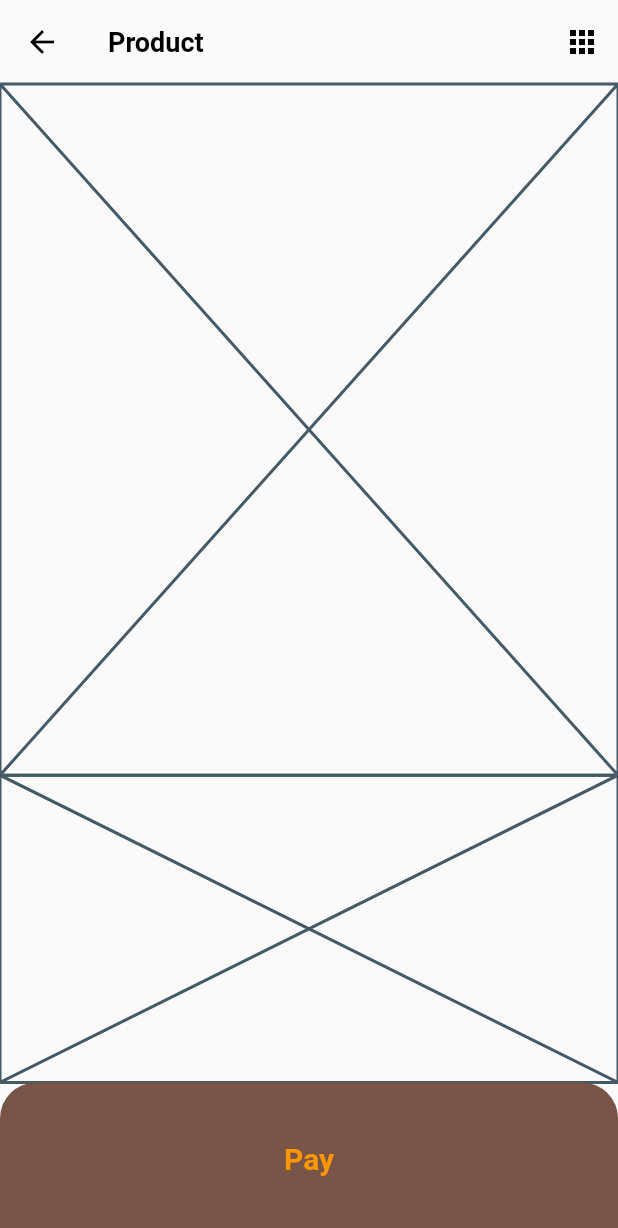
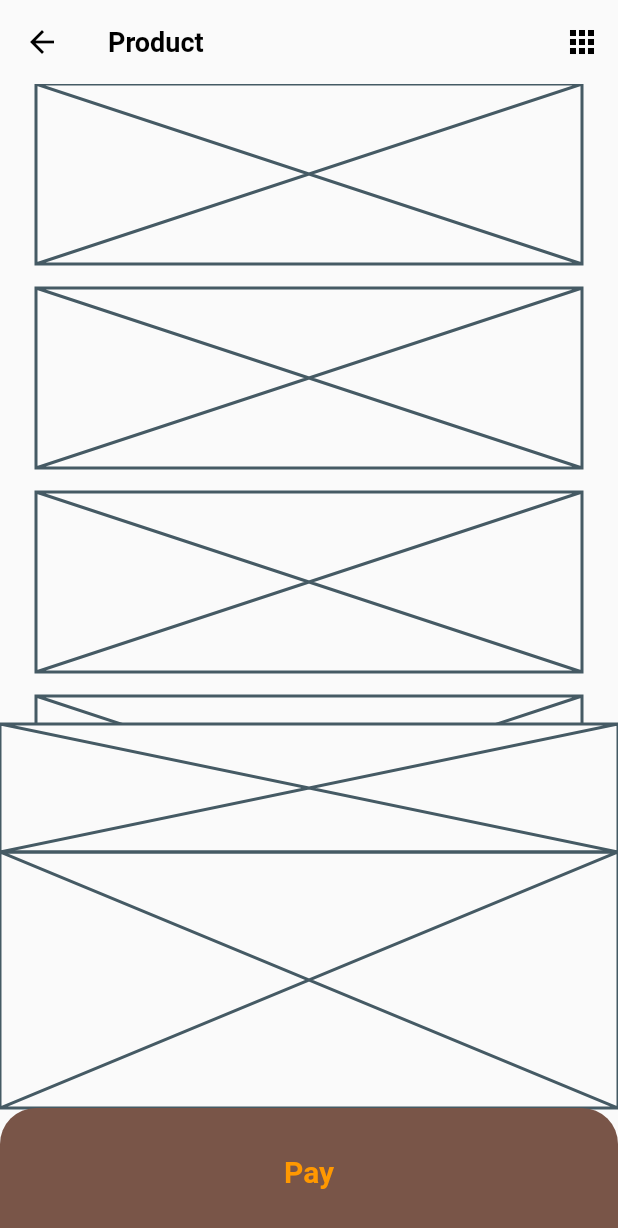
Before and after one commit to JAICHANGPARK/flutter_notebook_the_third_story, a Flutter app: the BookPage screen opened directly, on a phone screen of 412 x 824 dp. Shown: the top 1228 px of the screen. Run offline on Flutter 3.47's test engine with Material 2 defaults, Android fonts, the phone set to English and light mode, and no system bars; our stand-ins replace badges, dotted_border, fl_chart, page_transition, percent_indicator; network calls fail.

Commit message:
Update book_page.dart

```diff
--- a/lib/travel_store_app/book_page.dart
+++ b/lib/travel_store_app/book_page.dart
@@ -31,8 +31,52 @@ class _BookPageState extends State<BookPage> {
       body: Column(
         children: <Widget>[
           Expanded(
-            flex: 9,
-            child: Placeholder(),
+            flex: 12,
+            child: Column(
+              children: <Widget>[
+                Expanded(
+                  flex: 10,
+                  child: ListView(
+                    children: <Widget>[
+                      Container(
+                        height: 120,
+                        margin: EdgeInsets.only(left: 24, right: 24,
+                        bottom: 16),
+                        child: Placeholder(),
+                      ),
+                      Container(
+                        height: 120,
+                        margin: EdgeInsets.only(left: 24, right: 24,
+                            bottom: 16),
+                        child: Placeholder(),
+                      ),
+                      Container(
+                        height: 120,
+                        margin: EdgeInsets.only(left: 24, right: 24,
+                            bottom: 16),
+                        child: Placeholder(),
+                      ),
+                      Container(
+                        height: 120,
+                        margin: EdgeInsets.only(left: 24, right: 24,
+                            bottom: 16),
+                        child: Placeholder(),
+                      ),
+                      Container(
+                        height: 120,
+                        margin: EdgeInsets.only(left: 24, right: 24,
+                            bottom: 16),
+                        child: Placeholder(),
+                      ),
+                    ],
+                  ),
+                ),
+                Expanded(
+                  flex: 2,
+                  child: Placeholder(),
+                )
+              ],
+            ),
           ),
           Expanded(
             flex: 4,
```
